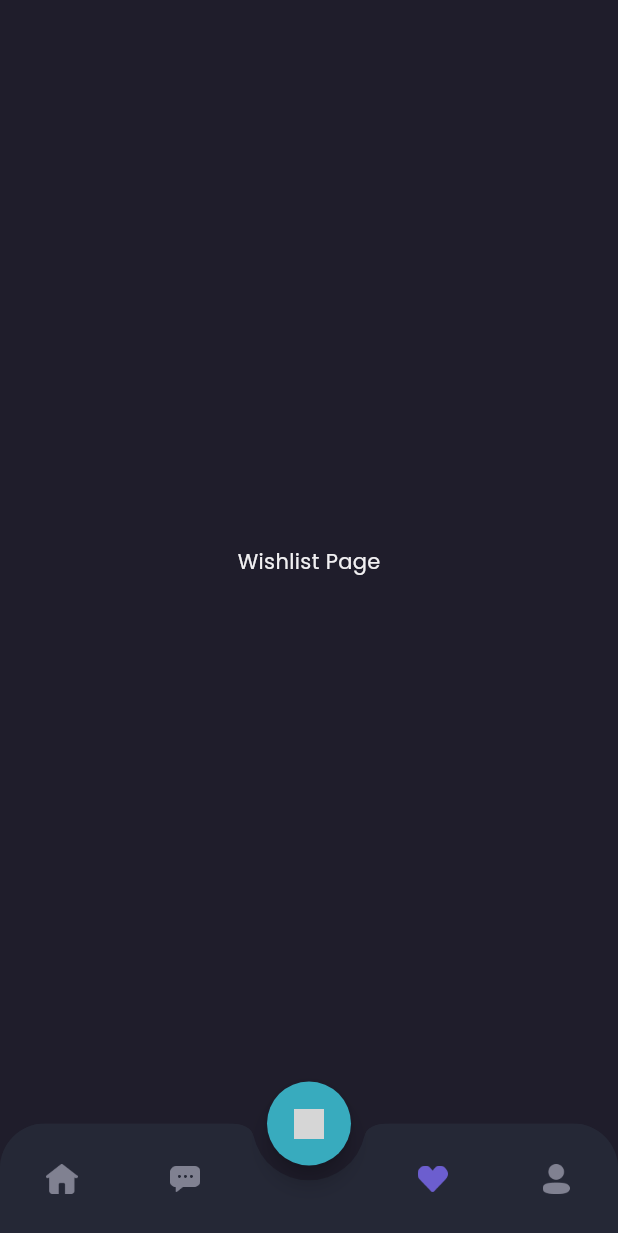
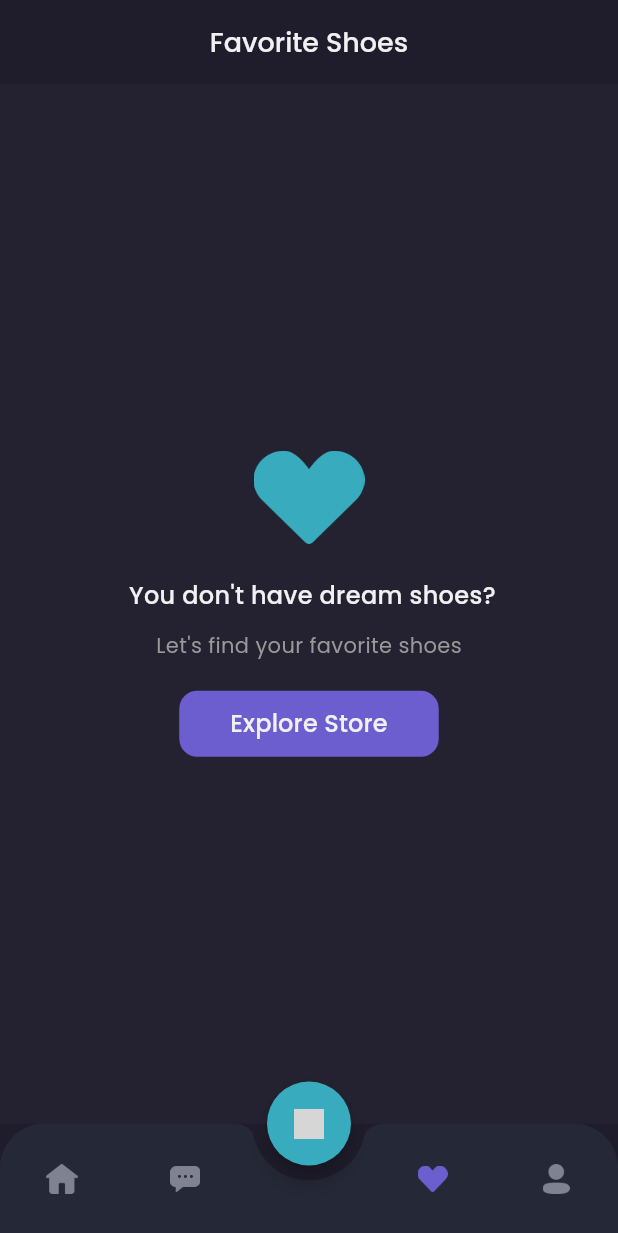
Before and after one commit to GuidoAugusta/shamo-frontend, a Flutter app: the MainPage screen opened by its route, item 4 of the bottom bar chosen, on a phone screen of 412 x 824 dp. Shown: the top 1233 px of the screen. Run offline on Flutter 3.47's test engine with Material 3 defaults, Android fonts, the phone set to English and light mode, and no system bars; our stand-ins replace google_fonts; grey boxes are pictures that could not be loaded.

Commit message:
membuat empty wishlist page

```diff
--- a/lib/pages/home/wishlist_page.dart
+++ b/lib/pages/home/wishlist_page.dart
@@ -6,11 +6,86 @@ class WishlistPage extends StatelessWidget {
 
   @override
   Widget build(BuildContext context) {
-    return Center(
-      child: Text(
-        'Wishlist Page',
-        style: primaryTextStyle,
-      ),
+    Widget header() {
+      return AppBar(
+        backgroundColor: backgroundColor1,
+        centerTitle: true,
+        title: Text(
+          'Favorite Shoes',
+          style: primaryTextStyle.copyWith(
+            fontSize: 18,
+            fontWeight: medium,
+          ),
+        ),
+        elevation: 0,
+        automaticallyImplyLeading: false,
+      );
+    }
+
+    Widget emptyWhishlist() {
+      return Expanded(
+        child: Container(
+          width: double.infinity,
+          color: backgroundColor3,
+          child: Column(
+            mainAxisAlignment: MainAxisAlignment.center,
+            children: [
+              Image.asset(
+                'assets/image_wishlist.png',
+                width: 74,
+              ),
+              SizedBox(
+                height: 23,
+              ),
+              Text(
+                ' You don\'t have dream shoes?',
+                style: primaryTextStyle.copyWith(
+                  fontSize: 16,
+                  fontWeight: medium,
+                ),
+              ),
+              SizedBox(
+                height: 12,
+              ),
+              Text(
+                'Let\'s find your favorite shoes',
+                style: secondaryTextStyle,
+              ),
+              SizedBox(
+                height: 20,
+              ),
+              Container(
+                height: 44,
+                child: TextButton(
+                  onPressed: () {},
+                  style: TextButton.styleFrom(
+                      padding: EdgeInsets.symmetric(
+                        horizontal: 34,
+                        vertical: 10,
+                      ),
+                      backgroundColor: primaryColor,
+                      shape: RoundedRectangleBorder(
+                          borderRadius: BorderRadius.circular(12))),
+                  child: Text(
+                    'Explore Store',
+                    style: primaryTextStyle.copyWith(
+                      fontSize: 16,
+                      fontWeight: medium,
+                    ),
+                  ),
+                ),
+              )
+            ],
+          ),
+        ),
+      );
+    }
+
+    return Column(
+      children: [
+        header(),
+        emptyWhishlist(),
+      ],
     );
   }
 }
```
Also changed, not shown: assets/image_wishlist.png (added).
